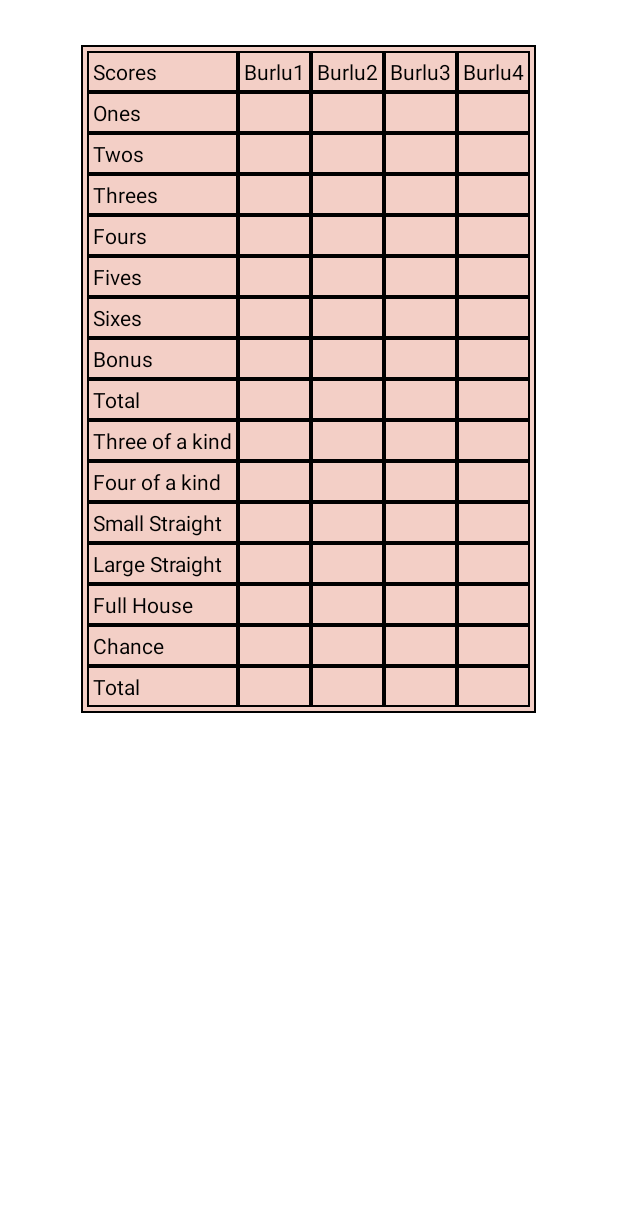
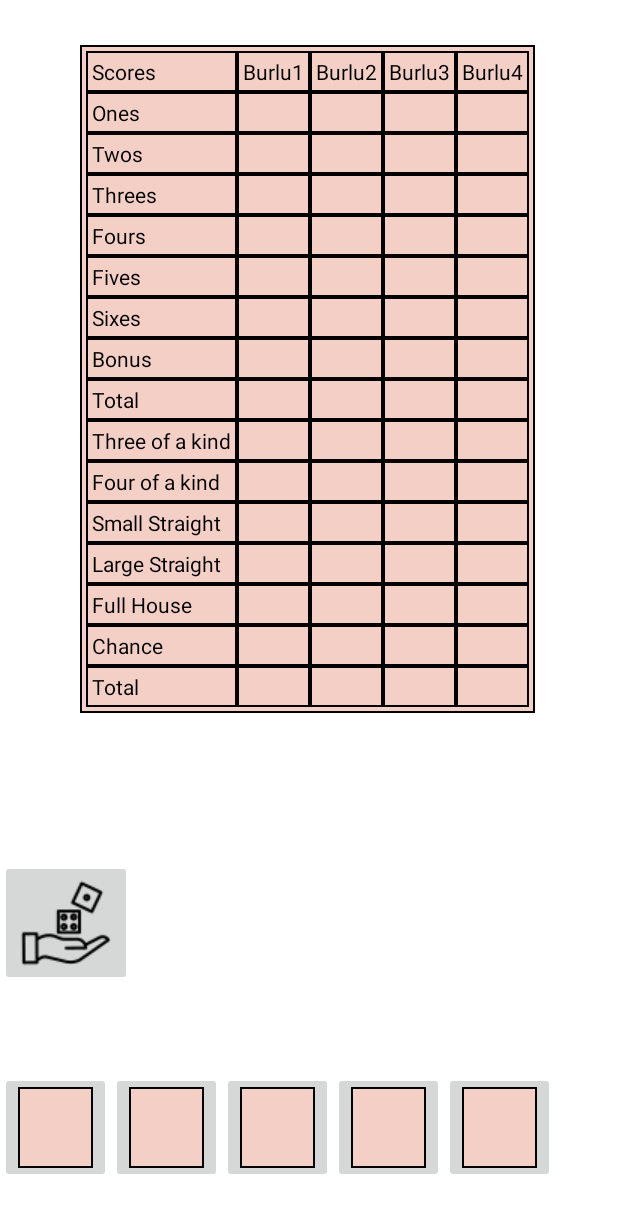
Before and after one commit to eduardneghina/yatzy, an Android app: the screen it shows after launch (Game), on a phone screen of 412 x 824 dp. Shown: the top 1213 px of the screen. Run offline under Robolectric (Android 15) with nearby library versions, the phone set to English and light mode, and no system bars.

Commit message:
android studio crashed :(

```diff
--- a/app/src/main/java/com/example/yatzy/Dices.java
+++ b/app/src/main/java/com/example/yatzy/Dices.java
@@ -1,5 +1,10 @@
 package com.example.yatzy;
 
+import android.view.View;
+
 public class Dices {
-    int val;
+
+    Calculations calculations = new Calculations();
+
+
 }
--- a/app/src/main/java/com/example/yatzy/Game.java
+++ b/app/src/main/java/com/example/yatzy/Game.java
@@ -4,6 +4,7 @@ import android.app.Activity;
 import android.graphics.Color;
 import android.os.Bundle;
 
+import android.view.View;
 import android.widget.TableLayout;
 import android.widget.TableRow;
 import android.widget.TextView;
@@ -80,4 +81,8 @@ public class Game extends Activity {
 
 
     }
+    //i...dk, it's necesarry to be in this class
+    public void sendRollSignal(View view) {
+
+    }
 }
--- a/app/src/main/res/layout/activity_main.xml
+++ b/app/src/main/res/layout/activity_main.xml
@@ -1,20 +1,20 @@
 <?xml version="1.0" encoding="utf-8"?>
-<LinearLayout xmlns:tools="http://schemas.android.com/tools"
+<LinearLayout xmlns:android="http://schemas.android.com/apk/res/android"
     xmlns:app="http://schemas.android.com/apk/res-auto"
-    android:layout_width="match_parent"
-    android:layout_height="match_parent"
-    xmlns:android="http://schemas.android.com/apk/res/android"
+    xmlns:tools="http://schemas.android.com/tools"
+    android:layout_width="wrap_content"
+    android:layout_height="wrap_content"
+    android:layout_centerVertical="true"
     android:background="#ffffff"
     android:orientation="vertical"
-    android:layout_centerVertical="true"
     tools:context=".Game">
 
     <ScrollView
         android:id="@+id/sv1"
         android:layout_width="match_parent"
-        android:layout_height="match_parent"
-        android:background="#ffffff"
-        android:layout_weight="0.25">
+        android:layout_height="573dp"
+        android:layout_weight="0.25"
+        android:background="#ffffff">
 
         <HorizontalScrollView
             android:id="@+id/hsv1"
@@ -42,10 +42,56 @@
     </ScrollView>
 
     <ScrollView
-        android:layout_width="match_parent"
-        android:layout_height="match_parent"
+        android:layout_width="wrap_content"
+        android:layout_height="141dp"
         android:layout_weight="0.75">
 
+        <ImageButton
+            android:id="@+id/roll_button"
+            android:layout_width="match_parent"
+            android:layout_height="wrap_content"
+            android:src="@drawable/dice_roll_64px"
+            android:onClick="sendRollSignal"
+            />
     </ScrollView>
 
+    <TableRow
+        android:layout_width="410dp"
+        android:layout_height="79dp"
+        android:layout_weight="0.25">
+
+        <ImageButton
+            android:id="@+id/dice1"
+            android:layout_width="74dp"
+            android:layout_height="74dp"
+            android:src="@drawable/border"
+            android:onClick="sendMessage"
+              />
+//d1
+
+        <ImageButton
+            android:id="@+id/dice2"
+            android:layout_width="74dp"
+            android:layout_height="74dp"
+            android:src="@drawable/border" />
+
+        <ImageButton
+            android:id="@+id/dice3"
+            android:layout_width="74dp"
+            android:layout_height="74dp"
+            android:src="@drawable/border" />
+
+        <ImageButton
+            android:id="@+id/dice4"
+            android:layout_width="74dp"
+            android:layout_height="74dp"
+            android:src="@drawable/border" />
+
+        <ImageButton
+            android:id="@+id/dice5"
+            android:layout_width="74dp"
+            android:layout_height="74dp"
+            android:src="@drawable/border" />
+    </TableRow>
+
 </LinearLayout>
--- /dev/null
+++ b/app/src/main/res/xml/activity_main_xml_constraintlayout_scene.xml
@@ -0,0 +1,19 @@
+<?xml version="1.0" encoding="utf-8"?>
+<MotionScene
+    xmlns:android="http://schemas.android.com/apk/res/android"
+    xmlns:motion="http://schemas.android.com/apk/res-auto">
+
+    <Transition
+        motion:constraintSetEnd="@+id/end"
+        motion:constraintSetStart="@id/start"
+        motion:duration="1000">
+       <KeyFrameSet>
+       </KeyFrameSet>
+    </Transition>
+
+    <ConstraintSet android:id="@+id/start">
+    </ConstraintSet>
+
+    <ConstraintSet android:id="@+id/end">
+    </ConstraintSet>
+</MotionScene>
```
